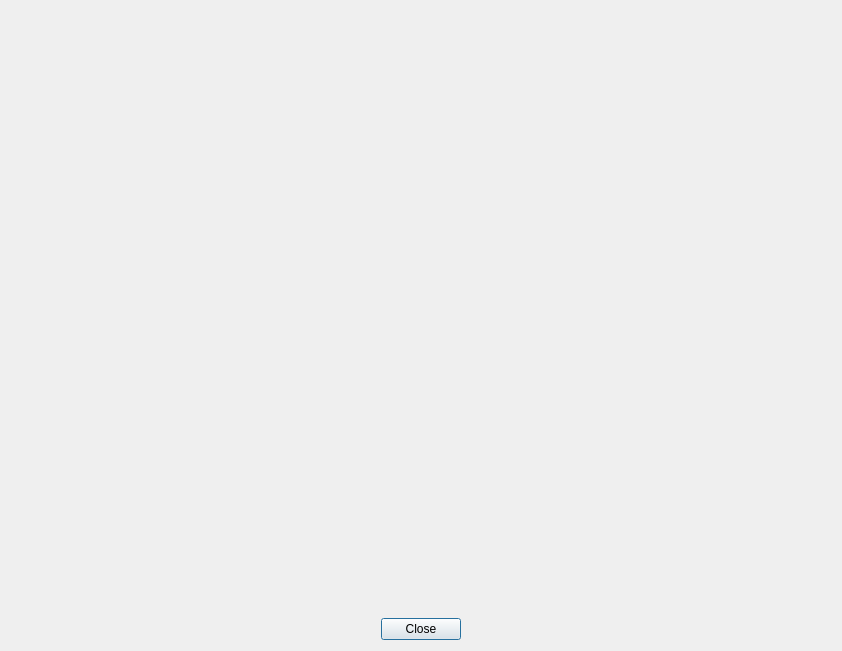
Old version of the form services/ui/forms/systemstatus.ui in the repository mri4all/console.
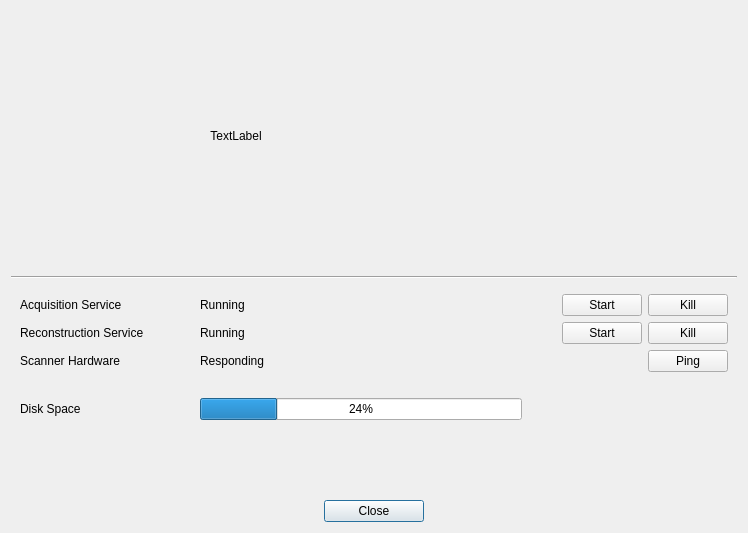
New version of the form. Icons and pictures are not drawn.

Diff of the .ui file:
```diff
--- a/services/ui/forms/systemstatus.ui
+++ b/services/ui/forms/systemstatus.ui
@@ -6,14 +6,321 @@
    <rect>
     <x>0</x>
     <y>0</y>
-    <width>842</width>
-    <height>651</height>
+    <width>748</width>
+    <height>533</height>
    </rect>
   </property>
   <property name="windowTitle">
    <string>System Status</string>
   </property>
   <layout class="QVBoxLayout" name="verticalLayout">
+   <item>
+    <widget class="QFrame" name="frame">
+     <property name="frameShape">
+      <enum>QFrame::NoFrame</enum>
+     </property>
+     <property name="frameShadow">
+      <enum>QFrame::Raised</enum>
+     </property>
+     <property name="lineWidth">
+      <number>0</number>
+     </property>
+     <layout class="QGridLayout" name="gridLayout">
+      <property name="leftMargin">
+       <number>9</number>
+      </property>
+      <property name="topMargin">
+       <number>0</number>
+      </property>
+      <property name="rightMargin">
+       <number>30</number>
+      </property>
+      <item row="0" column="0">
+       <spacer name="horizontalSpacer_5">
+        <property name="orientation">
+         <enum>Qt::Horizontal</enum>
+        </property>
+        <property name="sizeHint" stdset="0">
+         <size>
+          <width>40</width>
+          <height>20</height>
+         </size>
+        </property>
+       </spacer>
+      </item>
+      <item row="0" column="3">
+       <widget class="QLabel" name="scannerLabel">
+        <property name="sizePolicy">
+         <sizepolicy hsizetype="Preferred" vsizetype="Preferred">
+          <horstretch>1</horstretch>
+          <verstretch>0</verstretch>
+         </sizepolicy>
+        </property>
+        <property name="minimumSize">
+         <size>
+          <width>250</width>
+          <height>250</height>
+         </size>
+        </property>
+        <property name="maximumSize">
+         <size>
+          <width>250</width>
+          <height>250</height>
+         </size>
+        </property>
+        <property name="text">
+         <string/>
+        </property>
+        <property name="pixmap">
+         <pixmap>../assets/mri4all_scanner.png</pixmap>
+        </property>
+        <property name="scaledContents">
+         <bool>true</bool>
+        </property>
+       </widget>
+      </item>
+      <item row="0" column="1">
+       <widget class="QLabel" name="softwareLabel">
+        <property name="text">
+         <string>TextLabel</string>
+        </property>
+        <property name="alignment">
+         <set>Qt::AlignCenter</set>
+        </property>
+       </widget>
+      </item>
+      <item row="0" column="2">
+       <spacer name="horizontalSpacer_4">
+        <property name="orientation">
+         <enum>Qt::Horizontal</enum>
+        </property>
+        <property name="sizeHint" stdset="0">
+         <size>
+          <width>40</width>
+          <height>20</height>
+         </size>
+        </property>
+       </spacer>
+      </item>
+     </layout>
+    </widget>
+   </item>
+   <item>
+    <widget class="Line" name="line">
+     <property name="orientation">
+      <enum>Qt::Horizontal</enum>
+     </property>
+    </widget>
+   </item>
+   <item>
+    <widget class="QFrame" name="frame_2">
+     <property name="frameShape">
+      <enum>QFrame::NoFrame</enum>
+     </property>
+     <property name="frameShadow">
+      <enum>QFrame::Raised</enum>
+     </property>
+     <property name="lineWidth">
+      <number>0</number>
+     </property>
+     <layout class="QGridLayout" name="gridLayout_2">
+      <item row="1" column="1">
+       <spacer name="horizontalSpacer_3">
+        <property name="orientation">
+         <enum>Qt::Horizontal</enum>
+        </property>
+        <property name="sizeType">
+         <enum>QSizePolicy::Minimum</enum>
+        </property>
+        <property name="sizeHint" stdset="0">
+         <size>
+          <width>50</width>
+          <height>20</height>
+         </size>
+        </property>
+       </spacer>
+      </item>
+      <item row="4" column="0">
+       <widget class="QLabel" name="label_4">
+        <property name="text">
+         <string>Disk Space</string>
+        </property>
+       </widget>
+      </item>
+      <item row="2" column="2">
+       <layout class="QHBoxLayout" name="horizontalLayout_4">
+        <item>
+         <widget class="QLabel" name="pingLabel">
+          <property name="text">
+           <string>Responding</string>
+          </property>
+         </widget>
+        </item>
+        <item>
+         <widget class="QPushButton" name="pingButton">
+          <property name="maximumSize">
+           <size>
+            <width>80</width>
+            <height>16777215</height>
+           </size>
+          </property>
+          <property name="text">
+           <string>Ping</string>
+          </property>
+         </widget>
+        </item>
+       </layout>
+      </item>
+      <item row="0" column="0">
+       <widget class="QLabel" name="label">
+        <property name="text">
+         <string>Acquisition Service</string>
+        </property>
+       </widget>
+      </item>
+      <item row="1" column="2">
+       <layout class="QHBoxLayout" name="horizontalLayout_3">
+        <item>
+         <widget class="QLabel" name="reconstructionLabel">
+          <property name="text">
+           <string>Running</string>
+          </property>
+         </widget>
+        </item>
+        <item>
+         <widget class="QPushButton" name="reconStartButton">
+          <property name="maximumSize">
+           <size>
+            <width>80</width>
+            <height>16777215</height>
+           </size>
+          </property>
+          <property name="text">
+           <string>Start</string>
+          </property>
+         </widget>
+        </item>
+        <item>
+         <widget class="QPushButton" name="reconKillButton">
+          <property name="maximumSize">
+           <size>
+            <width>80</width>
+            <height>16777215</height>
+           </size>
+          </property>
+          <property name="text">
+           <string>Kill</string>
+          </property>
+         </widget>
+        </item>
+       </layout>
+      </item>
+      <item row="2" column="0">
+       <widget class="QLabel" name="label_6">
+        <property name="text">
+         <string>Scanner Hardware</string>
+        </property>
+       </widget>
+      </item>
+      <item row="0" column="2">
+       <layout class="QHBoxLayout" name="horizontalLayout_2">
+        <item>
+         <widget class="QLabel" name="acquisitionLabel">
+          <property name="text">
+           <string>Running</string>
+          </property>
+         </widget>
+        </item>
+        <item>
+         <widget class="QPushButton" name="acqStartButton">
+          <property name="maximumSize">
+           <size>
+            <width>80</width>
+            <height>16777215</height>
+           </size>
+          </property>
+          <property name="text">
+           <string>Start</string>
+          </property>
+          <property name="autoDefault">
+           <bool>false</bool>
+          </property>
+          <property name="flat">
+           <bool>false</bool>
+          </property>
+         </widget>
+        </item>
+        <item>
+         <widget class="QPushButton" name="acqKillButton">
+          <property name="maximumSize">
+           <size>
+            <width>80</width>
+            <height>16777215</height>
+           </size>
+          </property>
+          <property name="text">
+           <string>Kill</string>
+          </property>
+          <property name="flat">
+           <bool>false</bool>
+          </property>
+         </widget>
+        </item>
+       </layout>
+      </item>
+      <item row="1" column="0">
+       <widget class="QLabel" name="label_2">
+        <property name="text">
+         <string>Reconstruction Service</string>
+        </property>
+       </widget>
+      </item>
+      <item row="4" column="2">
+       <layout class="QHBoxLayout" name="horizontalLayout_5">
+        <item>
+         <widget class="QProgressBar" name="progressBar">
+          <property name="value">
+           <number>24</number>
+          </property>
+          <property name="invertedAppearance">
+           <bool>false</bool>
+          </property>
+         </widget>
+        </item>
+        <item>
+         <widget class="QLabel" name="label_7">
+          <property name="minimumSize">
+           <size>
+            <width>200</width>
+            <height>0</height>
+           </size>
+          </property>
+          <property name="text">
+           <string/>
+          </property>
+         </widget>
+        </item>
+       </layout>
+      </item>
+      <item row="3" column="0">
+       <spacer name="verticalSpacer_2">
+        <property name="orientation">
+         <enum>Qt::Vertical</enum>
+        </property>
+        <property name="sizeType">
+         <enum>QSizePolicy::Fixed</enum>
+        </property>
+        <property name="sizeHint" stdset="0">
+         <size>
+          <width>20</width>
+          <height>20</height>
+         </size>
+        </property>
+       </spacer>
+      </item>
+     </layout>
+    </widget>
+   </item>
    <item>
     <spacer name="verticalSpacer">
      <property name="orientation">
@@ -44,9 +351,18 @@
      </item>
      <item>
       <widget class="QPushButton" name="closeButton">
+       <property name="minimumSize">
+        <size>
+         <width>100</width>
+         <height>0</height>
+        </size>
+       </property>
        <property name="text">
         <string>Close</string>
        </property>
+       <property name="default">
+        <bool>true</bool>
+       </property>
       </widget>
      </item>
      <item>
```
